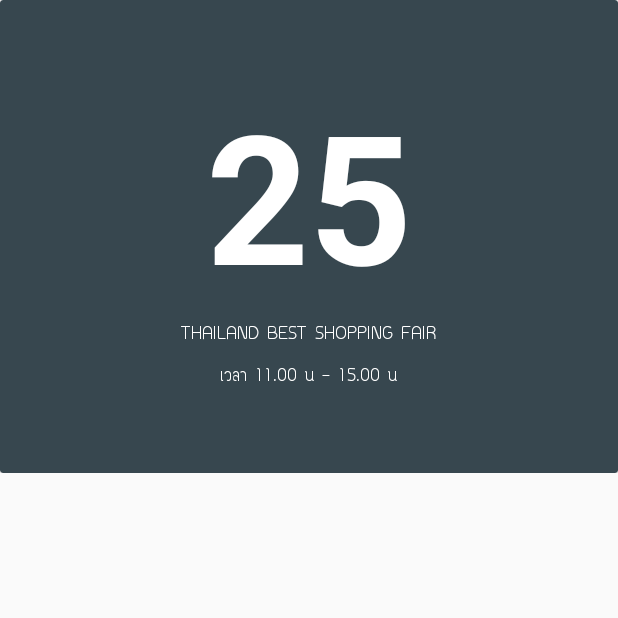
After one commit to MiracleDevelopment/CastleEvent, an Android app: the CalendarActivity screen opened directly, with no data from a screen before it, on a phone screen of 412 x 824 dp, the top half of it. The commit adds this screen. Run offline under Robolectric (Android 15) with nearby library versions, the phone set to English and light mode, and no system bars; libraries missing offline, so code that uses them is left out: com.twitter.sdk.

Commit message:
update Calendar

```diff
--- a/app/build.gradle
+++ b/app/build.gradle
@@ -76,7 +76,7 @@
     implementation 'com.github.bumptech.glide:glide:4.0.0'
     annotationProcessor 'com.github.bumptech.glide:compiler:4.0.0'
 
-
+    implementation 'com.github.sundeepk:compact-calendar-view:2.0.2.2'
     implementation 'android.arch.lifecycle:runtime:1.0.0-alpha9'
     implementation 'android.arch.lifecycle:extensions:1.0.0-alpha9'
     testCompile 'junit:junit:4.12'
--- a/app/src/main/AndroidManifest.xml
+++ b/app/src/main/AndroidManifest.xml
@@ -58,12 +58,10 @@
                 <category android:name="android.intent.category.LAUNCHER" />
             </intent-filter>
         </activity>
-        <activity android:name=".ListEventActivity">
-
-        </activity>
-        <activity android:name=".ListDetailEventActivity">
-
-        </activity>
+        <activity android:name=".ListEventActivity" />
+        <activity android:name=".ListDetailEventActivity" />
+        <activity android:name=".fragment.CalendarFragment" />
+        <activity android:name=".CalendarActivity"></activity>
     </application>
 
 </manifest>
--- /dev/null
+++ b/app/src/main/java/com/ipati/dev/castleevent/CalendarActivity.kt
@@ -0,0 +1,18 @@
+package com.ipati.dev.castleevent
+
+import android.support.v7.app.AppCompatActivity
+import android.os.Bundle
+import com.ipati.dev.castleevent.fragment.CalendarFragment
+
+class CalendarActivity : AppCompatActivity() {
+
+    override fun onCreate(savedInstanceState: Bundle?) {
+        super.onCreate(savedInstanceState)
+        setContentView(R.layout.activity_calendar)
+
+        supportFragmentManager.beginTransaction()
+                .replace(R.id.frame_calendar_fragment
+                        , CalendarFragment.newInstance())
+                .commitNow()
+    }
+}
--- a/app/src/main/java/com/ipati/dev/castleevent/adapter/ListEventMenuAdapter.kt
+++ b/app/src/main/java/com/ipati/dev/castleevent/adapter/ListEventMenuAdapter.kt
@@ -2,11 +2,13 @@
 
 import android.app.Activity
 import android.content.Context
+import android.content.Intent
 import android.support.v7.widget.RecyclerView
 import android.view.LayoutInflater
 import android.view.View
 import android.view.ViewGroup
 import android.widget.Toast
+import com.ipati.dev.castleevent.CalendarActivity
 import com.ipati.dev.castleevent.R
 import com.ipati.dev.castleevent.model.Glide.loadPhotoItemMenu
 import kotlinx.android.synthetic.main.custom_layout_menu_event_adapter.view.*
@@ -62,7 +64,8 @@
                     Toast.makeText(itemView.context, mListItemMenu[adapterPosition], Toast.LENGTH_SHORT).show()
                 }
                 itemView.tv_item_menu_event.text == "Calendar" -> {
-
+                    val intentCalendar = Intent(p0?.context, CalendarActivity::class.java)
+                    p0?.context?.startActivity(intentCalendar)
                 }
                 else -> {
                     Toast.makeText(itemView.context, mListItemMenu[adapterPosition], Toast.LENGTH_SHORT).show()
--- /dev/null
+++ b/app/src/main/java/com/ipati/dev/castleevent/fragment/CalendarFragment.kt
@@ -0,0 +1,38 @@
+package com.ipati.dev.castleevent.fragment
+
+import android.content.res.Configuration
+import android.os.Bundle
+import android.support.v4.app.Fragment
+import android.view.LayoutInflater
+import android.view.View
+import android.view.ViewGroup
+import com.ipati.dev.castleevent.R
+
+
+class CalendarFragment : Fragment(), View.OnClickListener {
+    override fun onCreate(savedInstanceState: Bundle?) {
+        super.onCreate(savedInstanceState)
+    }
+
+    override fun onCreateView(inflater: LayoutInflater?, container: ViewGroup?, savedInstanceState: Bundle?): View? {
+        return inflater?.inflate(R.layout.activity_calendar_fragment, container, false)
+    }
+
+    override fun onViewCreated(view: View?, savedInstanceState: Bundle?) {
+        super.onViewCreated(view, savedInstanceState)
+
+    }
+
+    override fun onClick(p0: View?) {
+
+    }
+
+    companion object {
+        fun newInstance(): CalendarFragment {
+            val mCalendarFragment = CalendarFragment()
+            val bundle = Bundle()
+            mCalendarFragment.arguments = bundle
+            return mCalendarFragment
+        }
+    }
+}
--- /dev/null
+++ b/app/src/main/res/layout/activity_calendar.xml
@@ -0,0 +1,14 @@
+<?xml version="1.0" encoding="utf-8"?>
+<LinearLayout xmlns:android="http://schemas.android.com/apk/res/android"
+    xmlns:tools="http://schemas.android.com/tools"
+    android:layout_width="match_parent"
+    android:layout_height="match_parent"
+    android:orientation="vertical"
+    tools:context="com.ipati.dev.castleevent.CalendarActivity">
+
+    <FrameLayout
+        android:id="@+id/frame_calendar_fragment"
+        android:layout_width="match_parent"
+        android:layout_height="match_parent">
+    </FrameLayout>
+</LinearLayout>
--- /dev/null
+++ b/app/src/main/res/layout/activity_calendar_fragment.xml
@@ -0,0 +1,60 @@
+<?xml version="1.0" encoding="utf-8"?>
+<LinearLayout xmlns:android="http://schemas.android.com/apk/res/android"
+    xmlns:app="http://schemas.android.com/apk/res-auto"
+    xmlns:tools="http://schemas.android.com/tools"
+    android:layout_width="match_parent"
+    android:layout_height="match_parent"
+    android:orientation="vertical"
+    tools:context="com.ipati.dev.castleevent.fragment.CalendarFragment">
+
+    <LinearLayout
+        android:layout_width="match_parent"
+        android:layout_height="315dp"
+        android:orientation="vertical">
+
+        <android.support.v7.widget.CardView
+            android:layout_width="match_parent"
+            android:layout_height="match_parent"
+            android:elevation="15dp"
+            app:cardBackgroundColor="@color/colorBackgroundCalendar">
+
+            <LinearLayout
+                android:layout_width="match_parent"
+                android:layout_height="match_parent"
+                android:gravity="center"
+                android:orientation="vertical">
+
+                <TextView
+                    android:id="@+id/tv_calendar_select_date"
+                    android:layout_width="wrap_content"
+                    android:layout_height="wrap_content"
+                    android:text="@string/stringTestCalendar"
+                    android:textColor="@color/colorFontCalendar"
+                    android:textSize="120sp"
+                    android:textStyle="bold" />
+
+                <TextView
+                    android:id="@+id/tv_calendar_detail_event"
+                    android:layout_width="wrap_content"
+                    android:layout_height="wrap_content"
+                    android:fontFamily="@font/circular"
+                    android:padding="5dp"
+                    android:text="THAILAND BEST SHOPPING FAIR"
+                    android:textColor="@color/colorFontCalendar"
+                    android:textSize="15sp" />
+
+                <TextView
+                    android:id="@+id/tv_calendar_time_ticket"
+                    android:layout_width="wrap_content"
+                    android:layout_height="wrap_content"
+                    android:fontFamily="@font/circular"
+                    android:padding="5dp"
+                    android:text="เวลา 11.00 น - 15.00 น"
+                    android:textColor="@color/colorFontCalendar"
+                    android:textSize="15sp" />
+
+            </LinearLayout>
+        </android.support.v7.widget.CardView>
+    </LinearLayout>
+
+</LinearLayout>
--- a/app/src/main/res/values/colors.xml
+++ b/app/src/main/res/values/colors.xml
@@ -17,4 +17,7 @@
     <color name="colorToolbar">#FFFFFF</color>
     <color name="colorSelector">#FFFFFF</color>
     <color name="colorMenuList">#FFFFFF</color>
+    <color name="colorBackgroundCalendar">#37474F</color>
+    <color name="colorFontCalendar">#FFFFFF</color>
+    <color name="colorSelectDate">#00B8D4</color>
 </resources>
--- a/app/src/main/res/values/strings.xml
+++ b/app/src/main/res/values/strings.xml
@@ -21,5 +21,6 @@
     <string name="open_drawer_layout">ปิด</string>
     <string name="close_drawer_layout">เปิด</string>
     <string name="LoginReSource">ล๊อคอิน</string>
+    <string name="stringTestCalendar">25</string>
 
 </resources>
```
